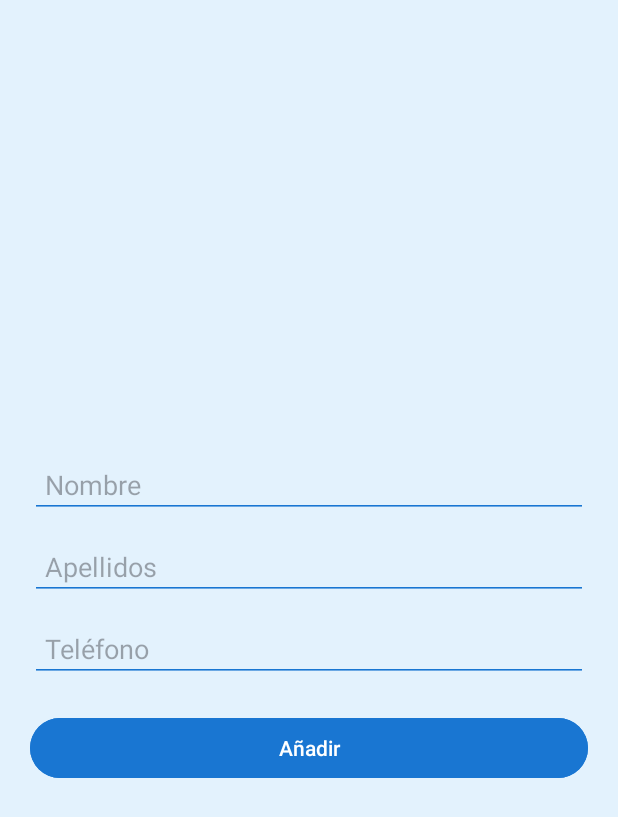
After one commit to makulky/Agenda3, an Android app: the AddContactFragment screen opened through its navigation route, on a phone screen of 412 x 824 dp. The commit adds this screen. Shown: the top 817 px of the screen. Run offline under Robolectric (Android 15) with nearby library versions, the phone set to English and light mode, and no system bars.

Commit message:
Añadido fragmento añadir contacto

```diff
--- /dev/null
+++ b/app/src/main/java/com/example/agenda3/AddContactFragment.kt
@@ -0,0 +1,19 @@
+package com.example.agenda3
+
+import android.os.Bundle
+import androidx.fragment.app.Fragment
+import android.view.LayoutInflater
+import android.view.View
+import android.view.ViewGroup
+
+class AddContactFragment : Fragment() {
+
+    override fun onCreateView(
+        inflater: LayoutInflater, container: ViewGroup?,
+        savedInstanceState: Bundle?
+    ): View? {
+        // Inflate the layout for this fragment
+        return inflater.inflate(R.layout.fragment_add_contact, container, false)
+    }
+
+}
--- a/app/src/main/java/com/example/agenda3/MainFragment.kt
+++ b/app/src/main/java/com/example/agenda3/MainFragment.kt
@@ -1,18 +1,36 @@
 package com.example.agenda3
 
 import android.os.Bundle
+import android.view.View
 import androidx.fragment.app.Fragment
 import android.view.LayoutInflater
-import android.view.View
 import android.view.ViewGroup
+import androidx.navigation.fragment.findNavController
+import com.example.agenda3.databinding.FragmentMainBinding
 
 class MainFragment : Fragment() {
+
+    private var _binding: FragmentMainBinding? = null
+    private val binding get() = _binding!!
 
     override fun onCreateView(
         inflater: LayoutInflater, container: ViewGroup?,
         savedInstanceState: Bundle?
-    ): View? {
-        // Inflate the layout for this fragment
-        return inflater.inflate(R.layout.fragment_main, container, false)
+    ): View {
+        _binding = FragmentMainBinding.inflate(inflater, container, false)
+        return binding.root
+    }
+
+    override fun onViewCreated(view: View, savedInstanceState: Bundle?) {
+        super.onViewCreated(view, savedInstanceState)
+
+        binding.fab.setOnClickListener {
+            findNavController().navigate(R.id.action_mainFragment_to_addContactFragment)
+        }
+    }
+
+    override fun onDestroyView() {
+        super.onDestroyView()
+        _binding = null
     }
 }
--- /dev/null
+++ b/app/src/main/res/layout/fragment_add_contact.xml
@@ -0,0 +1,45 @@
+<?xml version="1.0" encoding="utf-8"?>
+<LinearLayout xmlns:android="http://schemas.android.com/apk/res/android"
+    android:layout_width="match_parent"
+    android:layout_height="match_parent"
+    android:orientation="vertical"
+    android:padding="20dp"
+    android:background="@color/blue_light"
+    android:gravity="center">
+
+    <EditText
+        android:id="@+id/et_nombre"
+        android:layout_width="match_parent"
+        android:layout_height="wrap_content"
+        android:hint="Nombre"
+        android:backgroundTint="@color/blue_dark"
+        android:padding="10dp" />
+
+    <EditText
+        android:id="@+id/et_apellidos"
+        android:layout_width="match_parent"
+        android:layout_height="wrap_content"
+        android:hint="Apellidos"
+        android:backgroundTint="@color/blue_dark"
+        android:padding="10dp"
+        android:layout_marginTop="10dp" />
+
+    <EditText
+        android:id="@+id/et_telefono"
+        android:layout_width="match_parent"
+        android:layout_height="wrap_content"
+        android:hint="Teléfono"
+        android:inputType="phone"
+        android:backgroundTint="@color/blue_dark"
+        android:padding="10dp"
+        android:layout_marginTop="10dp" />
+
+    <Button
+        android:id="@+id/btn_añadir"
+        android:layout_width="match_parent"
+        android:layout_height="wrap_content"
+        android:text="Añadir"
+        android:backgroundTint="@color/blue_dark"
+        android:textColor="@android:color/white"
+        android:layout_marginTop="20dp" />
+</LinearLayout>
--- a/app/src/main/res/navigation/nav_graph.xml
+++ b/app/src/main/res/navigation/nav_graph.xml
@@ -42,5 +42,25 @@
         android:id="@+id/mainFragment"
         android:name="com.example.agenda3.MainFragment"
         android:label="fragment_main"
-        tools:layout="@layout/fragment_main" />
+        tools:layout="@layout/fragment_main" >
+        <action
+            android:id="@+id/action_mainFragment_to_addContactFragment"
+            app:destination="@id/addContactFragment"
+            app:enterAnim="@android:anim/fade_in"
+            app:exitAnim="@android:anim/fade_out"
+            app:popEnterAnim="@android:anim/fade_in"
+            app:popExitAnim="@android:anim/fade_out" />
+    </fragment>
+    <fragment
+        android:id="@+id/addContactFragment"
+        android:name="com.example.agenda3.AddContactFragment"
+        android:label="AddContactFragment" >
+        <action
+            android:id="@+id/action_addContactFragment_to_mainFragment"
+            app:destination="@id/mainFragment"
+            app:enterAnim="@android:anim/fade_in"
+            app:exitAnim="@android:anim/fade_out"
+            app:popEnterAnim="@android:anim/fade_in"
+            app:popExitAnim="@android:anim/fade_out" />
+    </fragment>
 </navigation>
--- a/app/src/main/res/values/colors.xml
+++ b/app/src/main/res/values/colors.xml
@@ -5,5 +5,7 @@
     <color name="light_blue">#2196F3</color>
     <color name="blue">#0D47A1</color>
     <color name="dark_gray">#757575</color>
+    <color name="blue_light">#E3F2FD</color>
+    <color name="blue_dark">#1976D2</color>
 
 </resources>
```
